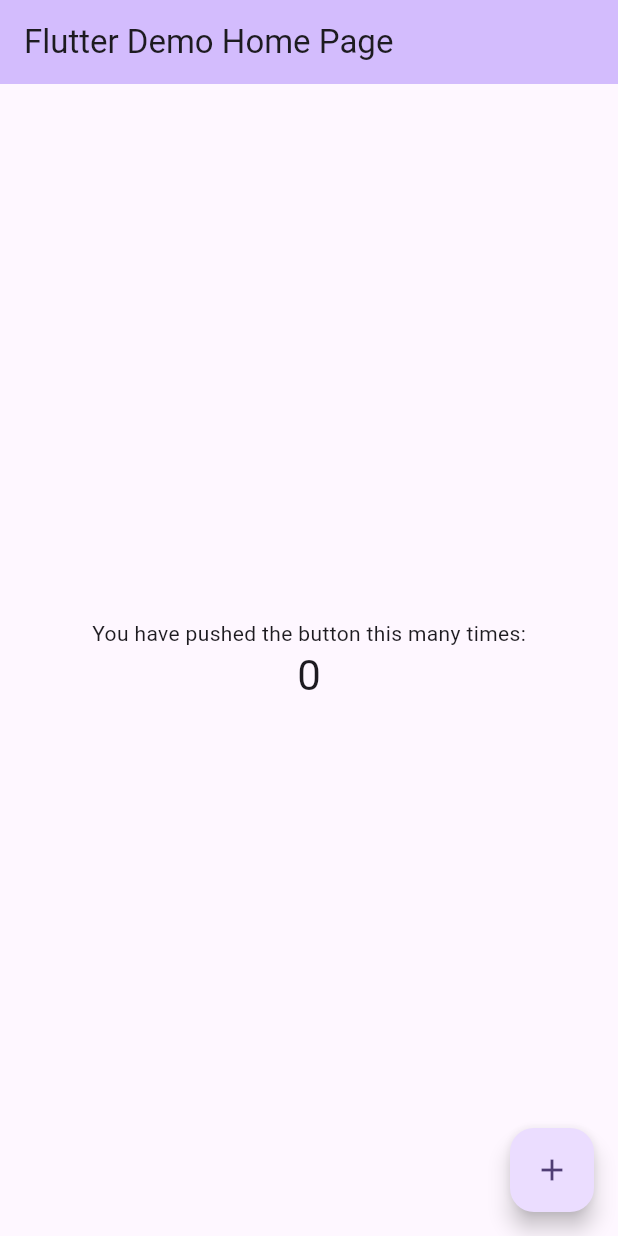
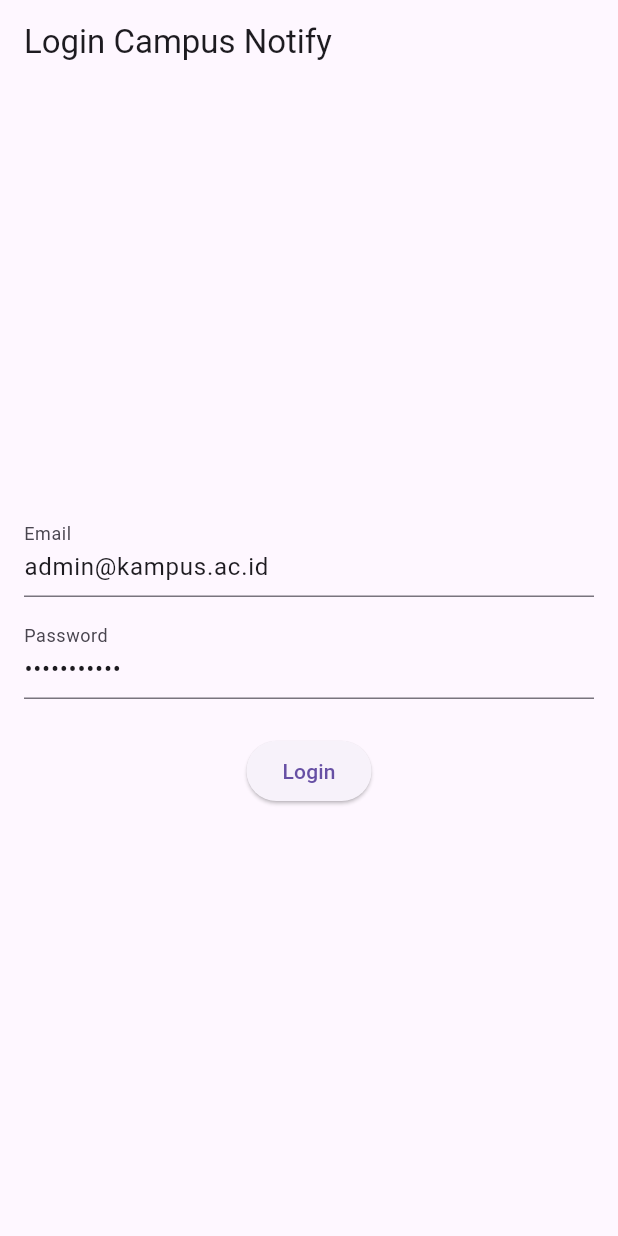
Before and after one commit to Alexsa-Fitria/244107020020-mobile-course, a Flutter app: the screen it shows after launch, on a phone screen of 412 x 824 dp. Run offline on Flutter 3.47's test engine with Material 3 defaults, Android fonts, the phone set to English and light mode, and no system bars; our stand-ins replace dio, firebase_messaging, flutter_local_notifications, flutter_riverpod, flutter_secure_storage, go_router and 2 more; accounts and stored records are empty.

Commit message:
wip: setup auth, firebase core, and fcm config (masih proses)

```diff
--- /dev/null
+++ b/06-week-6-authentication-security-fcm/campus_notify/lib/data/auth_repository.dart
@@ -0,0 +1,29 @@
+class AuthSession {
+  const AuthSession({required this.access, required this.refresh});
+  final String access;
+  final String refresh;
+}
+
+class AuthRepository {
+  // GANTI nanti dengan FirebaseAuth.instance.signInWithEmailAndPassword
+  Future<AuthSession> login({
+    required String email,
+    required String password,
+  }) async {
+    await Future.delayed(const Duration(milliseconds: 500));
+    if (!email.contains('@') || password.length < 6) {
+      throw Exception('Email atau kata sandi tidak valid!');
+    }
+    // Simulasi JWT (jangan parse manual di produksi!)
+    return AuthSession(
+      access: 'mock-access-for-$email',
+      refresh: 'mock-refresh-for-$email',
+    );
+  }
+
+  Future<String> refresh(String refreshToken) async {
+    await Future.delayed(const Duration(milliseconds: 300));
+    if (refreshToken.isEmpty) throw Exception('Refresh token hilang');
+    return 'mock-access-renewed-${DateTime.now().millisecondsSinceEpoch}';
+  }
+}
--- a/06-week-6-authentication-security-fcm/campus_notify/lib/main.dart
+++ b/06-week-6-authentication-security-fcm/campus_notify/lib/main.dart
@@ -1,122 +1,54 @@
 import 'package:flutter/material.dart';
+import 'package:flutter_riverpod/flutter_riverpod.dart';
+import 'package:go_router/go_router.dart';
+import 'pages/login_page.dart';
+import 'pages/home_page.dart';
+import 'pages/announcement_page.dart';
+import 'providers/auth_provider.dart';
 
 void main() {
-  runApp(const MyApp());
+  runApp(const ProviderScope(child: MyApp()));
 }
 
-class MyApp extends StatelessWidget {
+class MyApp extends ConsumerWidget {
   const MyApp({super.key});
 
-  // This widget is the root of your application.
   @override
-  Widget build(BuildContext context) {
-    return MaterialApp(
-      title: 'Flutter Demo',
-      theme: ThemeData(
-        // This is the theme of your application.
-        //
-        // TRY THIS: Try running your application with "flutter run". You'll see
-        // the application has a purple toolbar. Then, without quitting the app,
-        // try changing the seedColor in the colorScheme below to Colors.green
-        // and then invoke "hot reload" (save your changes or press the "hot
-        // reload" button in a Flutter-supported IDE, or press "r" if you used
-        // the command line to start the app).
-        //
-        // Notice that the counter didn't reset back to zero; the application
-        // state is not lost during the reload. To reset the state, use hot
-        // restart instead.
-        //
-        // This works for code too, not just values: Most code changes can be
-        // tested with just a hot reload.
-        colorScheme: .fromSeed(seedColor: Colors.deepPurple),
-      ),
-      home: const MyHomePage(title: 'Flutter Demo Home Page'),
+  Widget build(BuildContext context, WidgetRef ref) {
+    final authState = ref.watch(authStateProvider);
+
+    final router = GoRouter(
+      initialLocation: '/login',
+      redirect: (context, state) {
+        final loggedIn = authState.value ?? false;
+        final goingLogin = state.matchedLocation == '/login';
+
+        if (!loggedIn && !goingLogin) return '/login';
+        if (loggedIn && goingLogin) return '/';
+        return null;
+      },
+      routes: [
+        GoRoute(
+          path: '/login',
+          builder: (_, __) => const LoginPage(),
+        ),
+        GoRoute(
+          path: '/',
+          builder: (_, __) => const HomePage(),
+        ),
+        GoRoute(
+          path: '/pengumuman/:id',
+          builder: (_, state) => AnnouncementPage(
+            id: state.pathParameters['id'] ?? '',
+          ),
+        ),
+      ],
+    );
+
+    return MaterialApp.router(
+      title: 'Campus Notify',
+      theme: ThemeData(primarySwatch: Colors.blue),
+      routerConfig: router,
     );
   }
 }
-
-class MyHomePage extends StatefulWidget {
-  const MyHomePage({super.key, required this.title});
-
-  // This widget is the home page of your application. It is stateful, meaning
-  // that it has a State object (defined below) that contains fields that affect
-  // how it looks.
-
-  // This class is the configuration for the state. It holds the values (in this
-  // case the title) provided by the parent (in this case the App widget) and
-  // used by the build method of the State. Fields in a Widget subclass are
-  // always marked "final".
-
-  final String title;
-
-  @override
-  State<MyHomePage> createState() => _MyHomePageState();
-}
-
-class _MyHomePageState extends State<MyHomePage> {
-  int _counter = 0;
-
-  void _incrementCounter() {
-    setState(() {
-      // This call to setState tells the Flutter framework that something has
-      // changed in this State, which causes it to rerun the build method below
-      // so that the display can reflect the updated values. If we changed
-      // _counter without calling setState(), then the build method would not be
-      // called again, and so nothing would appear to happen.
-      _counter++;
-    });
-  }
-
-  @override
-  Widget build(BuildContext context) {
-    // This method is rerun every time setState is called, for instance as done
-    // by the _incrementCounter method above.
-    //
-    // The Flutter framework has been optimized to make rerunning build methods
-    // fast, so that you can just rebuild anything that needs updating rather
-    // than having to individually change instances of widgets.
-    return Scaffold(
-      appBar: AppBar(
-        // TRY THIS: Try changing the color here to a specific color (to
-        // Colors.amber, perhaps?) and trigger a hot reload to see the AppBar
-        // change color while the other colors stay the same.
-        backgroundColor: Theme.of(context).colorScheme.inversePrimary,
-        // Here we take the value from the MyHomePage object that was created by
-        // the App.build method, and use it to set our appbar title.
-        title: Text(widget.title),
-      ),
-      body: Center(
-        // Center is a layout widget. It takes a single child and positions it
-        // in the middle of the parent.
-        child: Column(
-          // Column is also a layout widget. It takes a list of children and
-          // arranges them vertically. By default, it sizes itself to fit its
-          // children horizontally, and tries to be as tall as its parent.
-          //
-          // Column has various properties to control how it sizes itself and
-          // how it positions its children. Here we use mainAxisAlignment to
-          // center the children vertically; the main axis here is the vertical
-          // axis because Columns are vertical (the cross axis would be
-          // horizontal).
-          //
-          // TRY THIS: Invoke "debug painting" (choose the "Toggle Debug Paint"
-          // action in the IDE, or press "p" in the console), to see the
-          // wireframe for each widget.
-          mainAxisAlignment: .center,
-          children: [
-            const Text('You have pushed the button this many times:'),
-            Text(
-              '$_counter',
-              style: Theme.of(context).textTheme.headlineMedium,
-            ),
-          ],
-        ),
-      ),
-      floatingActionButton: FloatingActionButton(
-        onPressed: _incrementCounter,
-        tooltip: 'Increment',
-        child: const Icon(Icons.add),
-      ),
-    );
-  }
-}
--- /dev/null
+++ b/06-week-6-authentication-security-fcm/campus_notify/lib/pages/login_page.dart
@@ -0,0 +1,66 @@
+import 'package:flutter/material.dart';
+import 'package:flutter_riverpod/flutter_riverpod.dart';
+import 'package:go_router/go_router.dart';
+import '../providers/auth_provider.dart';
+
+class LoginPage extends ConsumerStatefulWidget {
+  const LoginPage({super.key});
+
+  @override
+  ConsumerState<LoginPage> createState() => _LoginPageState();
+}
+
+class _LoginPageState extends ConsumerState<LoginPage> {
+  final _emailCtrl = TextEditingController(text: 'admin@kampus.ac.id');
+  final _passCtrl = TextEditingController(text: 'password123');
+
+  @override
+  Widget build(BuildContext context) {
+    final authState = ref.watch(authStateProvider);
+
+    ref.listen(authStateProvider, (previous, next) {
+      if (next.value == true) {
+        context.go('/'); // Kalau sukses login, pindah ke Home
+      }
+    });
+
+    return Scaffold(
+      appBar: AppBar(title: const Text('Login Campus Notify')),
+      body: Padding(
+        padding: const EdgeInsets.all(16.0),
+        child: Column(
+          mainAxisAlignment: MainAxisAlignment.center,
+          children: [
+            TextField(
+              controller: _emailCtrl,
+              decoration: const InputDecoration(labelText: 'Email'),
+            ),
+            const SizedBox(height: 12),
+            TextField(
+              controller: _passCtrl,
+              obscureText: true,
+              decoration: const InputDecoration(labelText: 'Password'),
+            ),
+            const SizedBox(height: 24),
+            authState.isLoading
+                ? const CircularProgressIndicator()
+                : ElevatedButton(
+                    onPressed: () {
+                      ref.read(authStateProvider.notifier).login(
+                            _emailCtrl.text,
+                            _passCtrl.text,
+                          );
+                    },
+                    child: const Text('Login'),
+                  ),
+            if (authState.hasError)
+              Text(
+                'Error: ${authState.error}',
+                style: const TextStyle(color: Colors.red),
+              ),
+          ],
+        ),
+      ),
+    );
+  }
+}
```
Also changed, not shown: 06-week-6-authentication-security-fcm/campus_notify/lib/data/api_client.dart (added, +42 -0 lines), 06-week-6-authentication-security-fcm/campus_notify/lib/data/token_store.dart (added, +20 -0 lines), 06-week-6-authentication-security-fcm/campus_notify/lib/messaging/push_service.dart (added, +41 -0 lines), 06-week-6-authentication-security-fcm/campus_notify/lib/pages/announcement_page.dart (added, +27 -0 lines), 06-week-6-authentication-security-fcm/campus_notify/lib/pages/home_page.dart (added, +77 -0 lines), 06-week-6-authentication-security-fcm/campus_notify/lib/providers/auth_provider.dart (added, +40 -0 lines), 06-week-6-authentication-security-fcm/campus_notify/pubspec.yaml (+4 -4 lines), 06-week-6-authentication-security-fcm/campus_notify/pubspec.lock, 9 other files.
